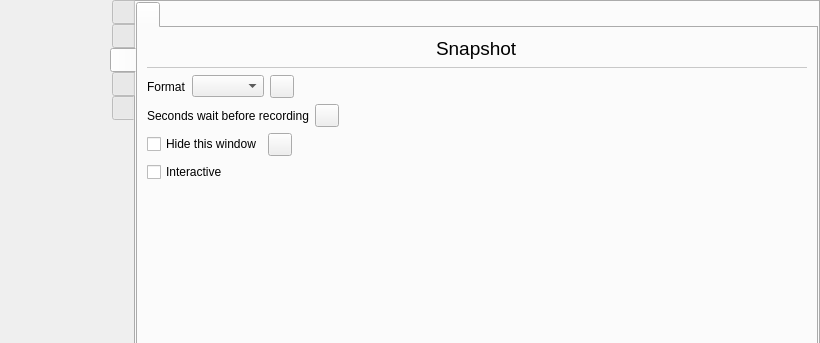
vkohaupt/vokoscreenNG, file src/wayland/formMainWindow_wl.ui: the form before one commit; both pictures show x 0 to 820 and y 0 to 343 of the 820 by 498 pixel window.
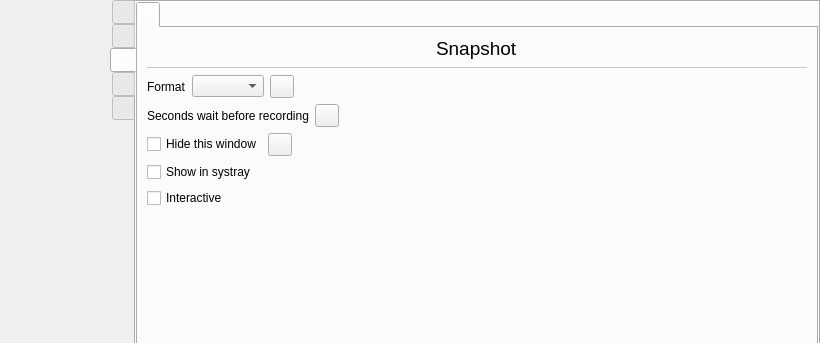
The form after the commit. The open tabs and pages were chosen to show the change. Icons and pictures are not drawn.

Commit message: Wayland: Systray settings

What changed in the file:
```diff
--- a/src/wayland/formMainWindow_wl.ui
+++ b/src/wayland/formMainWindow_wl.ui
@@ -2838,6 +2838,13 @@
                   </item>
                  </layout>
                 </item>
+                <item row="5" column="0" colspan="2">
+                 <widget class="QCheckBox" name="checkBoxSnapshotShowBallonInSystray">
+                  <property name="text">
+                   <string>Show in systray</string>
+                  </property>
+                 </widget>
+                </item>
                </layout>
               </item>
               <item>
```
Left out of the diff: 8 changed lines with no effect on the pictures. The commit also changes 3 other files.
